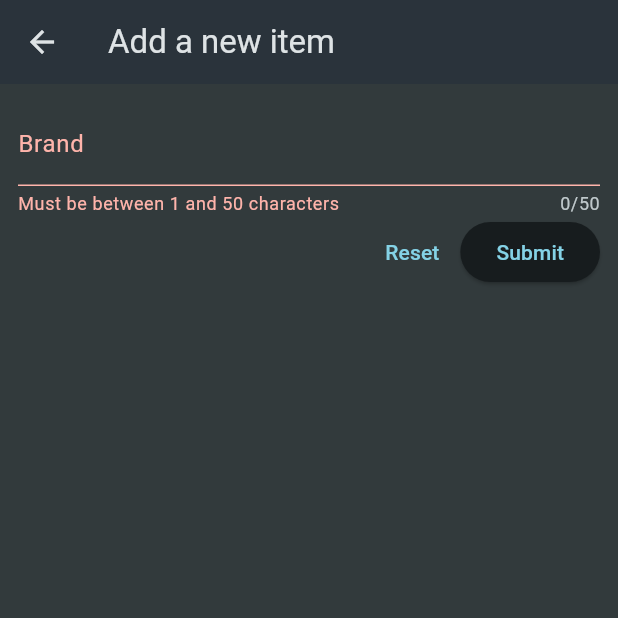
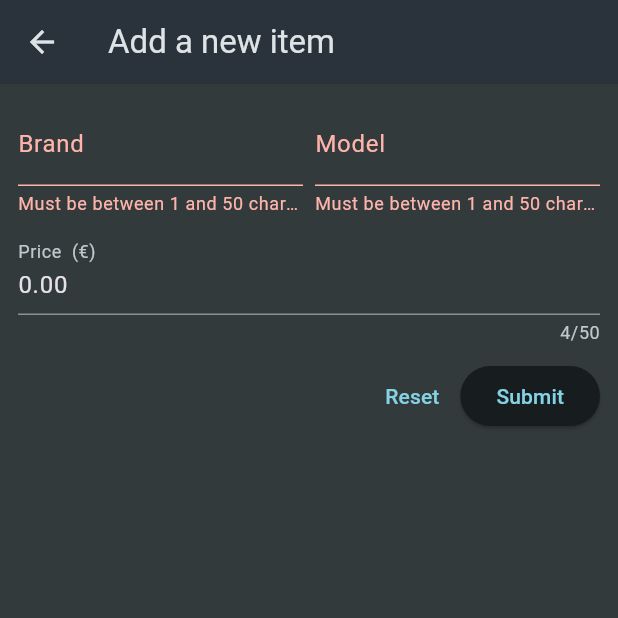
Before and after one commit to svabela5/mobiles_application_flutter, a Flutter app: the NewPhone screen opened directly, after a tap on "Submit", on a phone screen of 412 x 824 dp, the top half of it. Run offline on Flutter 3.47's test engine with Material 3 defaults, Android fonts, the phone set to English and light mode, and no system bars.

Commit message:
Created the add phone functionality

```diff
--- a/lib/widgets/new_phone.dart
+++ b/lib/widgets/new_phone.dart
@@ -1,4 +1,8 @@
+import 'dart:convert';
+
 import 'package:flutter/material.dart';
+import 'package:http/http.dart' as http;
+import 'package:mobiles_application_flutter/models/phone.dart';
 
 class NewPhone extends StatefulWidget {
   const NewPhone({Key? key}) : super(key: key);
@@ -12,7 +16,7 @@ class NewPhone extends StatefulWidget {
 class _NewPhoneState extends State<NewPhone> {
   final _formKey = GlobalKey<FormState>();
   var _enteredBrand = '';
-  var _enteredModel = 1;
+  var _enteredModel = '';
   var _enteredPrice = 0.00;
 
   var isSendingData = false;
@@ -24,6 +28,29 @@ class _NewPhoneState extends State<NewPhone> {
       setState(() {
         isSendingData = true;
       });
+
+      final url = Uri.https('phone-arena-flutter-default-rtdb.firebaseio.com', 'phones.json');
+
+      final response = await http.post(url,
+          headers: {'Content-Type': 'application/json'},
+          body: json.encode({
+            'brand': _enteredBrand,
+            'model': _enteredModel,
+            'price': _enteredPrice,
+          }));
+
+      Map<String, dynamic> responseData = json.decode(response.body);
+
+      if (!context.mounted) {
+        return;
+      }
+
+      Navigator.of(context).pop(Phone(
+          id: responseData['name'],
+          brand: _enteredBrand,
+          model: _enteredModel,
+          price: _enteredPrice,
+          ));
     }
   }
 
@@ -39,23 +66,75 @@ class _NewPhoneState extends State<NewPhone> {
           key: _formKey,
           child: Column(
             children: [
+              Row(
+                crossAxisAlignment: CrossAxisAlignment.end,
+                children: [
+                  //Brand
+                  Expanded(
+                    child: TextFormField(
+                      decoration: const InputDecoration(
+                        label: Text('Brand'),
+                      ),
+                      initialValue: '',
+                      validator: (value) {
+                        if (value == null || value.isEmpty) {
+                          return 'Must be between 1 and 50 characters';
+                        }
+                        return null;
+                      },
+                      onSaved: (value) {
+                        _enteredBrand = value!;
+                      },
+                    ),
+                  ),
+                  const SizedBox(
+                    width: 8,
+                  ),
+                  //Model
+                  Expanded(
+                    child: TextFormField(
+                      decoration: const InputDecoration(
+                        label: Text('Model'),
+                      ),
+                      initialValue: '',
+                      validator: (value) {
+                        if (value == null || value.isEmpty) {
+                          return 'Must be between 1 and 50 characters';
+                        }
+                        return null;
+                      },
+                      onSaved: (value) {
+                        _enteredModel = value!;
+                      },
+                    ),
+                  ),
+                ],
+              ),
+              const SizedBox(
+                height: 10,
+              ),
+              //Price
               TextFormField(
                 maxLength: 50,
                 decoration: const InputDecoration(
-                  label: Text('Brand'),
+                  label: Text('Price  (€)'),
                 ),
+                initialValue: '0.00',
                 validator: (value) {
                   if (value == null ||
                       value.isEmpty ||
-                      value.trim().length <= 1 ||
-                      value.trim().length > 50) {
-                    return 'Must be between 1 and 50 characters';
+                      double.tryParse(value) == null ||
+                      double.tryParse(value)! < 0) {
+                    return 'Must be a number greater than 0';
                   }
                   return null;
                 },
                 onSaved: (value) {
-                  _enteredBrand = value!;
+                  _enteredPrice = double.tryParse(value!)!;
                 },
+              ),
+              const SizedBox(
+                height: 10,
               ),
               Row(
                 mainAxisAlignment: MainAxisAlignment.end,
--- a/pubspec.yaml
+++ b/pubspec.yaml
@@ -9,6 +9,7 @@ environment:
 dependencies:
   flutter:
     sdk: flutter
+  http: ^1.3.0
 
 dev_dependencies:
   flutter_test:
```
Also changed, not shown: pubspec.lock.
